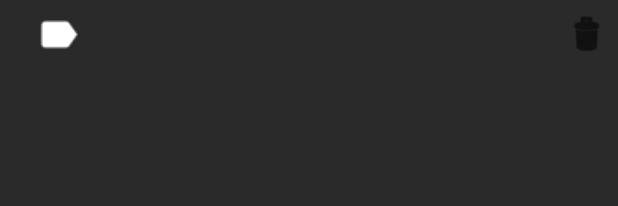
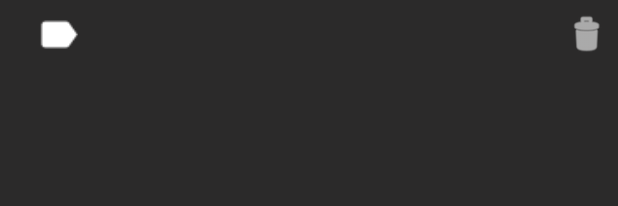
Before and after one commit to CMPUT301F23T18/MyInventory, an Android app: the layout item_list.xml on its own in the app's theme, with its tools: preview values and no code run, on a phone screen of 412 x 824 dp. Shown: the top 206 px of the screen. Run offline under Robolectric (Android 15) with nearby library versions, the phone set to English and light mode, and no system bars; Roboto replaces fonts that are not available here.

Commit message:
Set tag and delete buttons invisible when clicked

```diff
--- a/MyInventoryApp/app/src/main/res/layout/item_list.xml
+++ b/MyInventoryApp/app/src/main/res/layout/item_list.xml
@@ -13,12 +13,12 @@
         android:layout_width="60dp"
         android:layout_height="45dp"
         android:backgroundTint="@color/clear"
+        android:visibility="visible"
         app:icon="@android:drawable/ic_menu_delete"
         app:iconSize="30dp"
-        app:iconTint="@color/black"
+        app:iconTint="@color/white"
         app:layout_constraintEnd_toEndOf="parent"
-        app:layout_constraintTop_toTopOf="parent"
-        android:visibility="visible"/>
+        app:layout_constraintTop_toTopOf="parent" />
 
     <androidx.constraintlayout.widget.ConstraintLayout
         android:id="@+id/constraintLayout2"
--- a/MyInventoryApp/app/src/main/res/layout/item_list_content.xml
+++ b/MyInventoryApp/app/src/main/res/layout/item_list_content.xml
@@ -8,6 +8,7 @@
         android:id="@+id/check"
         android:layout_width="25dp"
         android:layout_height="200dp"
+        android:buttonTint="@color/orange"
         android:visibility="invisible"/>
     <ImageView
         android:id="@+id/itemImageView"
```
Also changed, not shown: MyInventoryApp/app/src/main/java/com/example/myinventoryapp/ListActivity.java (+6 -11 lines).
